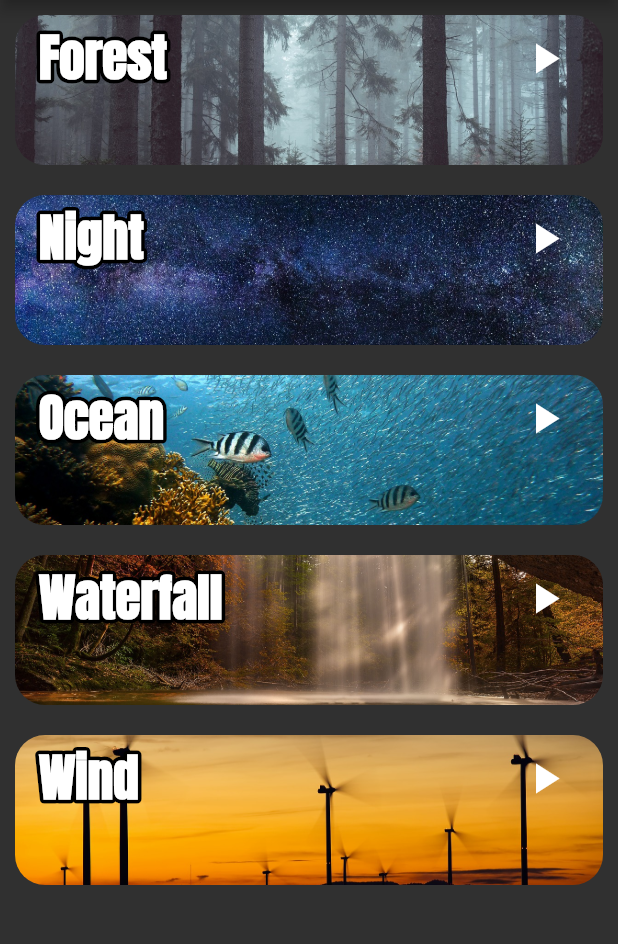
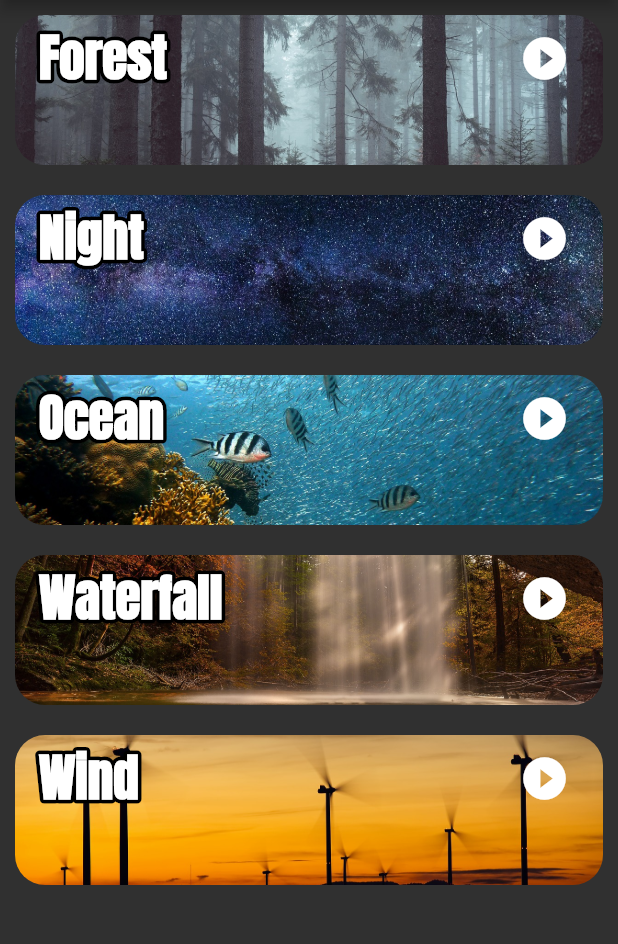
Before and after one commit to juhanijoki/Flutter_harjotukset, a Flutter app: the screen it shows after launch, on a phone screen of 412 x 824 dp, the part 84-1028 px from its top. Run offline on Flutter 3.47's test engine with Material 2 defaults, Android fonts, the phone set to English and light mode, and no system bars; drawn by our look-alikes of bordered_text; our stand-ins replace font_awesome_flutter, google_fonts, just_audio, shared_preferences.

Commit message:
Kustomoidut kuvakkeet ja virheenkäsittely

```diff
--- a/meditaatio_app/lib/views/mainView.dart
+++ b/meditaatio_app/lib/views/mainView.dart
@@ -1,8 +1,11 @@
+import 'dart:io';
+
 import 'package:flutter/material.dart';
 import 'package:just_audio/just_audio.dart';
 import '../models/item.dart';
 import 'package:bordered_text/bordered_text.dart';
 import 'package:google_fonts/google_fonts.dart';
+import 'package:font_awesome_flutter/font_awesome_flutter.dart';
 
 class MainView extends StatefulWidget {
   const MainView({Key? key}) : super(key: key);
@@ -77,26 +80,34 @@ class MainViewState extends State<MainView> {
                 ),
                 trailing: IconButton(
                   icon: _playingIndex == index
-                      ? const Icon(
-                          Icons.stop,
+                      ? const FaIcon(
+                          Icons.stop_circle_outlined,
                           size: 34,
                         )
-                      : const Icon(
-                          Icons.play_arrow,
+                      : const FaIcon(
+                          Icons.play_circle_fill_outlined,
                           size: 34,
                         ),
-                  onPressed: () {
+                  onPressed: () async {
                     if (_playingIndex == index) {
                       setState(() {
                         _playingIndex = null;
                       });
                       audioPlayer.stop();
                     } else {
-                      audioPlayer.setAsset(items[index].audioPath);
-                      audioPlayer.play();
-                      setState(() {
-                        _playingIndex = index;
-                      });
+                      try {
+                        await audioPlayer.setAsset(items[index].audioPath);
+                        audioPlayer.play();
+                        setState(() {
+                          _playingIndex = index;
+                        });
+                      } on SocketException {
+                        // ignore: avoid_print
+                        print('No internet here');
+                      } catch (error) {
+                        // ignore: avoid_print
+                        print(error);
+                      }
                     }
                   },
                 ),
--- a/meditaatio_app/pubspec.yaml
+++ b/meditaatio_app/pubspec.yaml
@@ -37,6 +37,7 @@ dependencies:
   just_audio: ^0.9.18
   bordered_text: ^2.0.0
   google_fonts: ^2.2.0
+  font_awesome_flutter: ^9.2.0
 
 dev_dependencies:
   flutter_test:
```
Also changed, not shown: meditaatio_app/pubspec.lock.
